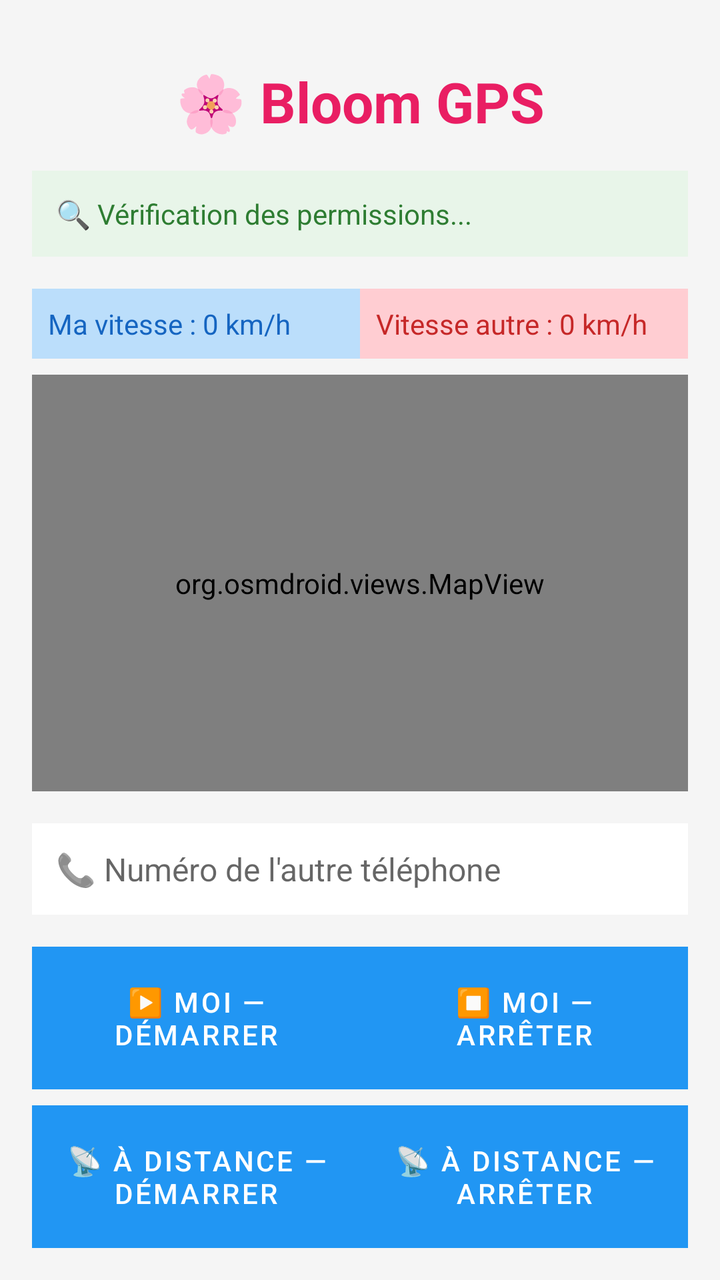
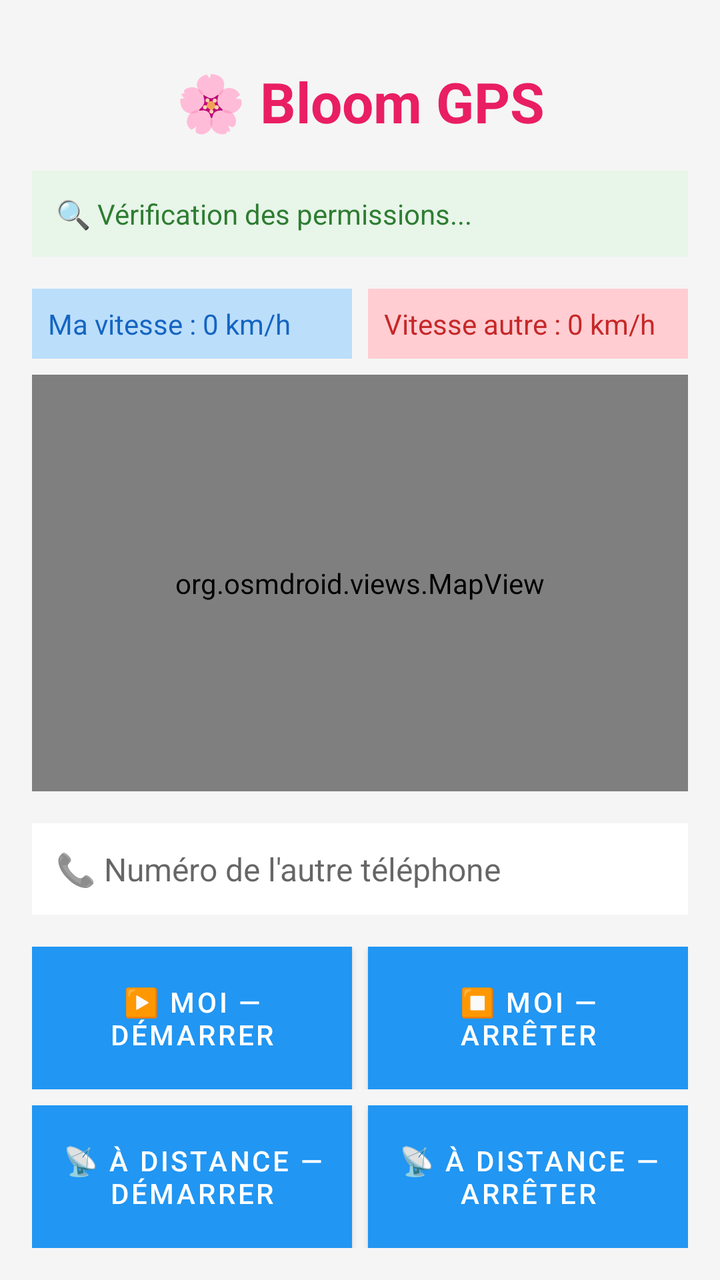

An Android layout rendered at two revisions. The XML below is the earlier revision; the diff shows what the commit changed to produce the second picture.
<!-- AndroidManifest.xml: application theme AppTheme -->
<!-- res/layout/activity_main.xml -->
<?xml version="1.0" encoding="utf-8"?>
<LinearLayout xmlns:android="http://schemas.android.com/apk/res/android"
    xmlns:tools="http://schemas.android.com/tools"
    android:layout_width="match_parent"
    android:layout_height="match_parent"
    android:orientation="vertical"
    android:padding="16dp"
    android:background="#F5F5F5"
    tools:context=".MainActivity">

    <TextView
        android:layout_width="match_parent"
        android:layout_height="wrap_content"
        android:text="🌸 Bloom GPS"
        android:textSize="28sp"
        android:textStyle="bold"
        android:gravity="center"
        android:padding="16dp"
        android:textColor="#E91E63"/>

    <TextView
        android:id="@+id/tvStatut"
        android:layout_width="match_parent"
        android:layout_height="wrap_content"
        android:text="🔍 Vérification des permissions..."
        android:padding="12dp"
        android:background="#E8F5E9"
        android:textColor="#2E7D32"
        android:layout_marginBottom="16dp"/>

    <LinearLayout
        android:layout_width="match_parent"
        android:layout_height="wrap_content"
        android:orientation="horizontal"
        android:gravity="center"
        android:layout_marginBottom="8dp">

        <TextView
            android:id="@+id/tvVitesseMoi"
            android:layout_width="0dp"
            android:layout_height="wrap_content"
            android:layout_weight="1"
            android:text="Ma vitesse : 0 km/h"
            android:padding="8dp"
            android:background="#BBDEFB"
            android:textColor="#1565C1"/>

        <TextView
            android:id="@+id/tvVitesseAutre"
            android:layout_width="0dp"
            android:layout_height="wrap_content"
            android:layout_weight="1"
            android:text="Vitesse autre : 0 km/h"
            android:padding="8dp"
            android:background="#FFCDD2"
            android:textColor="#C62828"/>
    </LinearLayout>

    <org.osmdroid.views.MapView
        android:id="@+id/map"
        android:layout_width="match_parent"
        android:layout_height="0dp"
        android:layout_weight="1"
        android:layout_marginBottom="16dp"/>

    <EditText
        android:id="@+id/etNumeroAutre"
        android:layout_width="match_parent"
        android:layout_height="wrap_content"
        android:hint="📞 Numéro de l'autre téléphone"
        android:inputType="phone"
        android:padding="12dp"
        android:layout_marginBottom="16dp"
        android:background="#FFFFFF"
        android:textSize="16sp"/>

    <LinearLayout
        android:layout_width="match_parent"
        android:layout_height="wrap_content"
        android:orientation="horizontal"
        android:gap="8dp">

        <Button
            android:id="@+id/btnDemarrerMoi"
            android:layout_width="0dp"
            android:layout_height="wrap_content"
            android:layout_weight="1"
            android:text="▶️ MOI — Démarrer"
            android:background="#4CAF50"
            android:textColor="#FFFFFF"
            android:padding="12dp"/>

        <Button
            android:id="@+id/btnArreterMoi"
            android:layout_width="0dp"
            android:layout_height="wrap_content"
            android:layout_weight="1"
            android:text="⏹️ MOI — Arrêter"
            android:background="#F44336"
            android:textColor="#FFFFFF"
            android:padding="12dp"/>
    </LinearLayout>

    <LinearLayout
        android:layout_width="match_parent"
        android:layout_height="wrap_content"
        android:orientation="horizontal"
        android:layout_marginTop="8dp"
        android:gap="8dp">

        <Button
            android:id="@+id/btnDemarrerAutre"
            android:layout_width="0dp"
            android:layout_height="wrap_content"
            android:layout_weight="1"
            android:text="📡 À DISTANCE — Démarrer"
            android:background="#2196F3"
            android:textColor="#FFFFFF"
            android:padding="12dp"/>

        <Button
            android:id="@+id/btnArreterAutre"
            android:layout_width="0dp"
            android:layout_height="wrap_content"
            android:layout_weight="1"
            android:text="📡 À DISTANCE — Arrêter"
            android:background="#FF9800"
            android:textColor="#FFFFFF"
            android:padding="12dp"/>
    </LinearLayout>

</LinearLayout>
<!-- resources referenced by this layout -->
<resources>
  <style name="AppTheme" parent="Theme.MaterialComponents.Light.NoActionBar">
          <item name="colorPrimary">#2196F3</item>
          <item name="colorPrimaryDark">#1976D2</item>
          <item name="colorAccent">#FF9800</item>
      </style>
</resources>

<!-- the commit's change to res/layout/activity_main.xml (unified diff, before → after) -->
@@ -43,7 +43,8 @@
             android:text="Ma vitesse : 0 km/h"
             android:padding="8dp"
             android:background="#BBDEFB"
-            android:textColor="#1565C1"/>
+            android:textColor="#1565C1"
+            android:layout_marginEnd="4dp"/>
 
         <TextView
             android:id="@+id/tvVitesseAutre"
@@ -53,7 +54,8 @@
             android:text="Vitesse autre : 0 km/h"
             android:padding="8dp"
             android:background="#FFCDD2"
-            android:textColor="#C62828"/>
+            android:textColor="#C62828"
+            android:layout_marginStart="4dp"/>
     </LinearLayout>
 
     <org.osmdroid.views.MapView
@@ -78,7 +80,7 @@
         android:layout_width="match_parent"
         android:layout_height="wrap_content"
         android:orientation="horizontal"
-        android:gap="8dp">
+        android:layout_marginBottom="8dp">
 
         <Button
             android:id="@+id/btnDemarrerMoi"
@@ -88,7 +90,8 @@
             android:text="▶️ MOI — Démarrer"
             android:background="#4CAF50"
             android:textColor="#FFFFFF"
-            android:padding="12dp"/>
+            android:padding="12dp"
+            android:layout_marginEnd="4dp"/>
 
         <Button
             android:id="@+id/btnArreterMoi"
@@ -98,15 +101,14 @@
             android:text="⏹️ MOI — Arrêter"
             android:background="#F44336"
             android:textColor="#FFFFFF"
-            android:padding="12dp"/>
+            android:padding="12dp"
+            android:layout_marginStart="4dp"/>
     </LinearLayout>
 
     <LinearLayout
         android:layout_width="match_parent"
         android:layout_height="wrap_content"
-        android:orientation="horizontal"
-        android:layout_marginTop="8dp"
-        android:gap="8dp">
+        android:orientation="horizontal">
 
         <Button
             android:id="@+id/btnDemarrerAutre"
@@ -116,7 +118,8 @@
             android:text="📡 À DISTANCE — Démarrer"
             android:background="#2196F3"
             android:textColor="#FFFFFF"
-            android:padding="12dp"/>
+            android:padding="12dp"
+            android:layout_marginEnd="4dp"/>
 
         <Button
             android:id="@+id/btnArreterAutre"
@@ -126,7 +129,8 @@
             android:text="📡 À DISTANCE — Arrêter"
             android:background="#FF9800"
             android:textColor="#FFFFFF"
-            android:padding="12dp"/>
+            android:padding="12dp"
+            android:layout_marginStart="4dp"/>
     </LinearLayout>
 
 </LinearLayout>
